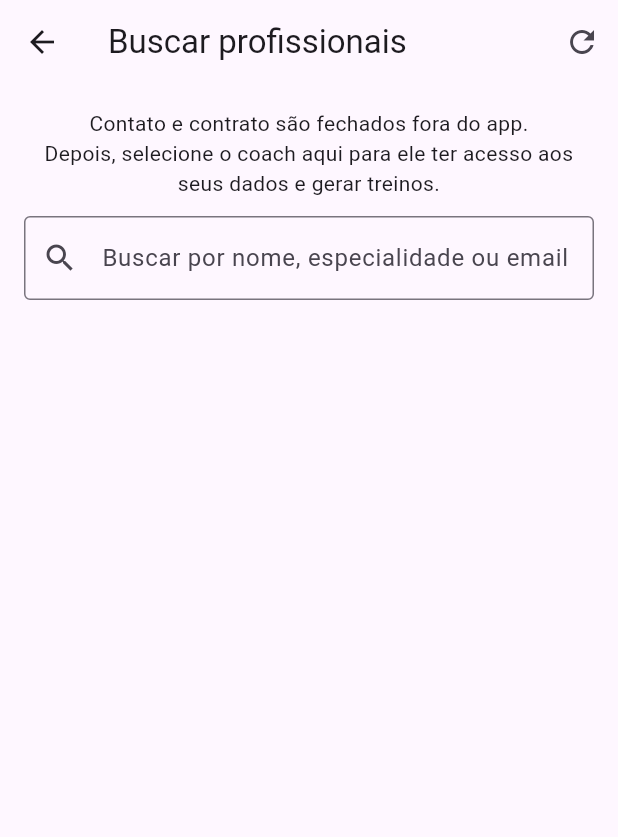
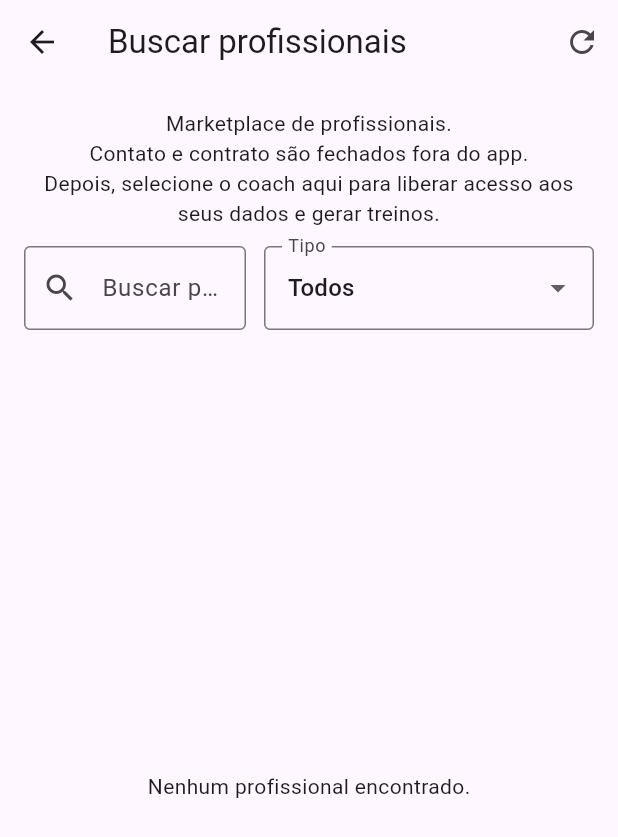
Before and after one commit to triniumsports/trinium_sports, a Flutter app: the AthleteSearchProfessionalsScreen screen opened directly, after a tap on the "refresh" icon, on a phone screen of 412 x 824 dp. Shown: the top 837 px of the screen. Run offline on Flutter 3.47's test engine with Material 3 defaults, Android fonts, the phone set to English and light mode, and no system bars; our stand-ins replace file_picker, supabase_flutter; missing offline and left inert: dart:html; accounts and stored records are empty.

Commit message:
fix: home atleta sem botão de solicitações + marketplace de profissionais com contato e registro

```diff
--- a/lib/screens/athlete_search_professionals_screen.dart
+++ b/lib/screens/athlete_search_professionals_screen.dart
@@ -1,4 +1,5 @@
 import 'package:flutter/material.dart';
+import 'package:flutter/services.dart';
 import 'package:supabase_flutter/supabase_flutter.dart';
 
 class AthleteSearchProfessionalsScreen extends StatefulWidget {
@@ -15,6 +16,7 @@ class _AthleteSearchProfessionalsScreenState extends State<AthleteSearchProfessi
   String? _msg;
 
   final _searchController = TextEditingController();
+  String _typeFilter = 'all';
 
   List<Map<String, dynamic>> _rows = [];
 
@@ -31,42 +33,48 @@ class _AthleteSearchProfessionalsScreenState extends State<AthleteSearchProfessi
     });
 
     try {
-      // Fonte principal: coaches + join em profiles
+      // coaches + join profiles
       final res = await _client
           .from('coaches')
-          .select('id, phone_mobile, professional_type, specialties, bio, profiles(id, full_name, email, avatar_url, user_role)')
+          // Pegamos vários campos; se algum não existir no seu schema, o Supabase retorna erro.
+          // Por isso, usamos apenas campos que você confirmou no CSV: phone_mobile, professional_type, specialties, cref_number (se existir), crn_number (se existir), social_link (se existir), instagram (se existir)
+          .select('id, phone_mobile, professional_type, specialties, cref_number, crn_number, registration_number, instagram, social_link, profiles(id, full_name, email, avatar_url, user_role)')
           .order('updated_at', ascending: false);
 
-      final list = (res as List).cast<Map<String, dynamic>>();
+      _rows = (res as List).cast<Map<String, dynamic>>();
+    } catch (e) {
+      // fallback: schema pode não ter alguns campos (instagram/social_link/etc)
+      try {
+        final res = await _client
+            .from('coaches')
+            .select('id, phone_mobile, professional_type, specialties, profiles(id, full_name, email, avatar_url, user_role)')
+            .order('updated_at', ascending: false);
 
-      // filtra apenas coaches (opcional — depende do seu backend)
-      final filtered = list.where((r) {
-        final prof = r['profiles'] as Map<String, dynamic>?;
-        final role = (prof?['user_role'] ?? '').toString();
-        return role == 'coach' || role == 'professional' || role.isEmpty;
-      }).toList();
-
-      setState(() => _rows = filtered);
-    } catch (e) {
-      setState(() => _msg = 'Erro ao carregar profissionais: $e');
+        _rows = (res as List).cast<Map<String, dynamic>>();
+      } catch (e2) {
+        _msg = 'Erro ao carregar profissionais: $e2';
+      }
     } finally {
       setState(() => _loading = false);
     }
   }
 
-  List<Map<String, dynamic>> _applySearch(List<Map<String, dynamic>> data) {
+  List<Map<String, dynamic>> _applyFilters() {
     final q = _searchController.text.trim().toLowerCase();
-    if (q.isEmpty) return data;
 
     bool match(String? s) => (s ?? '').toLowerCase().contains(q);
 
-    return data.where((r) {
+    return _rows.where((r) {
       final prof = (r['profiles'] as Map<String, dynamic>?) ?? {};
       final name = (prof['full_name'] ?? '').toString();
       final email = (prof['email'] ?? '').toString();
       final type = (r['professional_type'] ?? '').toString();
       final specs = (r['specialties'] ?? '').toString();
-      return match(name) || match(email) || match(type) || match(specs);
+
+      final filterOk = _typeFilter == 'all' ? true : type.toLowerCase() == _typeFilter;
+      final searchOk = q.isEmpty ? true : (match(name) || match(email) || match(type) || match(specs));
+
+      return filterOk && searchOk;
     }).toList();
   }
 
@@ -75,7 +83,6 @@ class _AthleteSearchProfessionalsScreenState extends State<AthleteSearchProfessi
     if (user == null) return;
 
     try {
-      // cria vínculo pending (se já existir, pode dar erro de duplicidade dependendo do constraint)
       await _client.from('coach_athlete_relation').insert({
         'coach_id': coachId,
         'athlete_id': user.id,
@@ -88,12 +95,46 @@ class _AthleteSearchProfessionalsScreenState extends State<AthleteSearchProfessi
         const SnackBar(content: Text('Solicitação enviada ✅ Aguarde o coach aceitar.')),
       );
     } catch (e) {
-      // Se já existir (duplicado), apenas informar
       if (!mounted) return;
       ScaffoldMessenger.of(context).showSnackBar(
         SnackBar(content: Text('Não foi possível enviar (talvez já exista). Detalhe: $e')),
       );
     }
+  }
+
+  Future<void> _copyContact({required String email, required String phone, String? social}) async {
+    final parts = <String>[];
+    if (email.trim().isNotEmpty) parts.add('Email: $email');
+    if (phone.trim().isNotEmpty) parts.add('Telefone: $phone');
+    if ((social ?? '').trim().isNotEmpty) parts.add('Rede social: $social');
+
+    final text = parts.join(' | ');
+    await Clipboard.setData(ClipboardData(text: text.isEmpty ? 'Sem contato' : text));
+
+    if (!mounted) return;
+    ScaffoldMessenger.of(context).showSnackBar(
+      SnackBar(content: Text(text.isEmpty ? 'Sem contato para copiar' : 'Contato copiado ✅')),
+    );
+  }
+
+  String _regNumber(Map<String, dynamic> r) {
+    // tenta achar o registro no que existir
+    final v1 = (r['registration_number'] ?? '').toString().trim();
+    final v2 = (r['cref_number'] ?? '').toString().trim();
+    final v3 = (r['crn_number'] ?? '').toString().trim();
+
+    if (v2.isNotEmpty) return 'CREF: $v2';
+    if (v3.isNotEmpty) return 'CRN: $v3';
+    if (v1.isNotEmpty) return 'Registro: $v1';
+    return '';
+  }
+
+  String? _social(Map<String, dynamic> r) {
+    final ig = (r['instagram'] ?? '').toString().trim();
+    final link = (r['social_link'] ?? '').toString().trim();
+    if (ig.isNotEmpty) return ig.startsWith('@') ? ig : '@$ig';
+    if (link.isNotEmpty) return link;
+    return null;
   }
 
   @override
@@ -104,7 +145,7 @@ class _AthleteSearchProfessionalsScreenState extends State<AthleteSearchProfessi
 
   @override
   Widget build(BuildContext context) {
-    final list = _applySearch(_rows);
+    final list = _applyFilters();
 
     return Scaffold(
       appBar: AppBar(
@@ -118,13 +159,17 @@ class _AthleteSearchProfessionalsScreenState extends State<AthleteSearchProfessi
         child: Column(
           children: [
             const Text(
+              'Marketplace de profissionais.\n'
               'Contato e contrato são fechados fora do app.\n'
-              'Depois, selecione o coach aqui para ele ter acesso aos seus dados e gerar treinos.',
+              'Depois, selecione o coach aqui para liberar acesso aos seus dados e gerar treinos.',
               textAlign: TextAlign.center,
             ),
             const SizedBox(height: 12),
 
-            TextField(
+            Row(
+              children: [
+                Expanded(
+                  child: TextField(
                     controller: _searchController,
                     decoration: const InputDecoration(
                       labelText: 'Buscar por nome, especialidade ou email',
@@ -133,6 +178,28 @@ class _AthleteSearchProfessionalsScreenState extends State<AthleteSearchProfessi
                     ),
                     onChanged: (_) => setState(() {}),
                   ),
+                ),
+                const SizedBox(width: 12),
+                SizedBox(
+                  width: 220,
+                  child: DropdownButtonFormField<String>(
+                    value: _typeFilter,
+                    decoration: const InputDecoration(
+                      labelText: 'Tipo',
+                      border: OutlineInputBorder(),
+                    ),
+                    items: const [
+                      DropdownMenuItem(value: 'all', child: Text('Todos')),
+                      DropdownMenuItem(value: 'coach', child: Text('Treinador')),
+                      DropdownMenuItem(value: 'nutritionist', child: Text('Nutricionista')),
+                      DropdownMenuItem(value: 'personal', child: Text('Personal / Força')),
+                    ],
+                    onChanged: (v) => setState(() => _typeFilter = v ?? 'all'),
+                  ),
+                ),
+              ],
+            ),
+
             const SizedBox(height: 12),
 
             if (_loading) const LinearProgressIndicator(),
@@ -143,7 +210,15 @@ class _AthleteSearchProfessionalsScreenState extends State<AthleteSearchProfessi
             const SizedBox(height: 8),
 
             Expanded(
-              child: ListView.builder(
+              child: list.isEmpty
+                  ? const Center(child: Text('Nenhum profissional encontrado.'))
+                  : GridView.builder(
+                      gridDelegate: const SliverGridDelegateWithFixedCrossAxisCount(
+                        crossAxisCount: 2,
+                        crossAxisSpacing: 12,
+                        mainAxisSpacing: 12,
+                        childAspectRatio: 2.6,
+                      ),
                       itemCount: list.length,
                       itemBuilder: (context, i) {
                         final r = list[i];
@@ -153,30 +228,62 @@ class _AthleteSearchProfessionalsScreenState extends State<AthleteSearchProfessi
                         final fullName = (prof['full_name'] ?? 'Sem nome').toString();
                         final email = (prof['email'] ?? '').toString();
                         final avatar = (prof['avatar_url'] ?? '').toString();
+
                         final phone = (r['phone_mobile'] ?? '').toString();
                         final type = (r['professional_type'] ?? '').toString();
                         final specs = (r['specialties'] ?? '').toString();
+                        final reg = _regNumber(r);
+                        final social = _social(r);
 
                         return Card(
-                    child: ListTile(
-                      leading: CircleAvatar(
+                          child: Padding(
+                            padding: const EdgeInsets.all(12),
+                            child: Row(
+                              crossAxisAlignment: CrossAxisAlignment.start,
+                              children: [
+                                CircleAvatar(
+                                  radius: 28,
                                   backgroundImage: avatar.isNotEmpty ? NetworkImage(avatar) : null,
                                   child: avatar.isEmpty ? const Icon(Icons.person) : null,
                                 ),
-                      title: Text(fullName),
-                      subtitle: Column(
+                                const SizedBox(width: 12),
+                                Expanded(
+                                  child: Column(
                                     crossAxisAlignment: CrossAxisAlignment.start,
                                     children: [
+                                      Text(fullName, style: const TextStyle(fontWeight: FontWeight.bold)),
+                                      const SizedBox(height: 6),
+
                                       if (type.isNotEmpty) Text('Tipo: $type'),
                                       if (specs.isNotEmpty) Text('Especialidades: $specs'),
+                                      if (reg.isNotEmpty) Text(reg),
                                       if (email.isNotEmpty) Text('Email: $email'),
-                          if (phone.isNotEmpty) Text('Telefone: $phone'),
+                                      if (phone.isNotEmpty) Text('Tel: $phone'),
+                                      if ((social ?? '').isNotEmpty) Text('Rede: $social'),
+
+                                      const Spacer(),
+
+                                      Row(
+                                        children: [
+                                          Expanded(
+                                            child: OutlinedButton(
+                                              onPressed: () => _copyContact(email: email, phone: phone, social: social),
+                                              child: const Text('Copiar contato'),
+                                            ),
+                                          ),
+                                          const SizedBox(width: 10),
+                                          Expanded(
+                                            child: FilledButton(
+                                              onPressed: coachId.isEmpty ? null : () => _selectCoach(coachId),
+                                              child: const Text('Selecionar'),
+                                            ),
+                                          ),
                                         ],
                                       ),
-                      isThreeLine: true,
-                      trailing: FilledButton(
-                        onPressed: coachId.isEmpty ? null : () => _selectCoach(coachId),
-                        child: const Text('Selecionar'),
+                                    ],
+                                  ),
+                                ),
+                              ],
                             ),
                           ),
                         );
```
Also changed, not shown: lib/screens/home_router_screen.dart (+1 -11 lines). Lines whose indentation alone changed are shown as unchanged.
